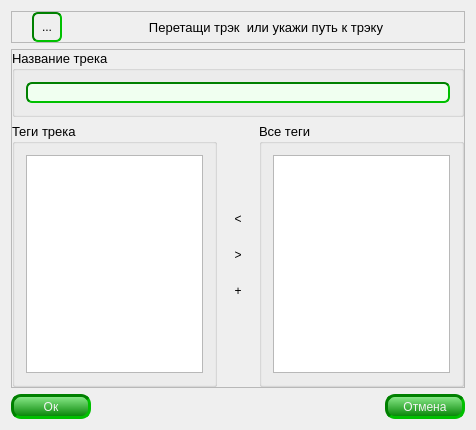
First picture: the form in TrackDialog.ui, repository AndreyGovnocoder/SoundAround_2.0, before the edit.
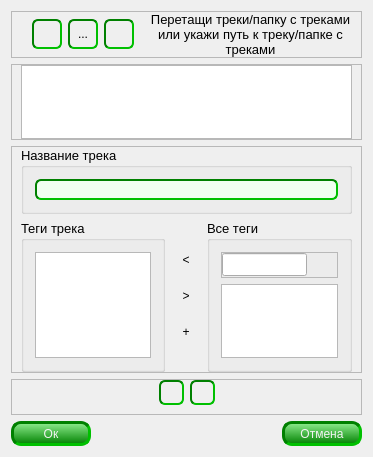
Second picture: the form after the edit. Icons and pictures are not drawn.

The edit to the form file:
```diff
--- a/TrackDialog.ui
+++ b/TrackDialog.ui
@@ -9,8 +9,8 @@
    <rect>
     <x>0</x>
     <y>0</y>
-    <width>476</width>
-    <height>430</height>
+    <width>373</width>
+    <height>457</height>
    </rect>
   </property>
   <property name="mouseTracking">
@@ -49,9 +49,6 @@
       </property>
       <item>
        <widget class="QToolButton" name="addFile_btn">
-        <property name="enabled">
-         <bool>true</bool>
-        </property>
         <property name="minimumSize">
          <size>
           <width>30</width>
@@ -99,6 +96,72 @@
  }</string>
         </property>
         <property name="text">
+         <string/>
+        </property>
+        <property name="icon">
+         <iconset resource="SoundAround.qrc">
+          <normaloff>:/SoundAround/images/addAudio32x32.png</normaloff>:/SoundAround/images/addAudio32x32.png</iconset>
+        </property>
+        <property name="iconSize">
+         <size>
+          <width>20</width>
+          <height>20</height>
+         </size>
+        </property>
+       </widget>
+      </item>
+      <item>
+       <widget class="QToolButton" name="addFiles_btn">
+        <property name="enabled">
+         <bool>true</bool>
+        </property>
+        <property name="minimumSize">
+         <size>
+          <width>30</width>
+          <height>30</height>
+         </size>
+        </property>
+        <property name="maximumSize">
+         <size>
+          <width>30</width>
+          <height>30</height>
+         </size>
+        </property>
+        <property name="acceptDrops">
+         <bool>true</bool>
+        </property>
+        <property name="toolTip">
+         <string>&lt;html&gt;&lt;head/&gt;&lt;body&gt;&lt;p&gt;&lt;span style=&quot; font-size:10pt;&quot;&gt;Указать путь к аудиофайлам&lt;/span&gt;&lt;/p&gt;&lt;/body&gt;&lt;/html&gt;</string>
+        </property>
+        <property name="styleSheet">
+         <string notr="true">QToolButton 
+{
+     border: 2px inset #8f8f91;
+	 border-color: rgb(0, 128, 0);
+     border-radius: 6px;
+     background-color: qlineargradient(x1: 0, y1: 0, x2: 0, y2: 1,
+                                       stop: 0 #f6f7fa, stop: 1 #dadbde);
+ }
+
+QToolButton:hover 
+{
+	 border-style: outset;
+}
+
+ QToolButton:pressed 
+{
+     background-color: qlineargradient(x1: 0, y1: 0, x2: 0, y2: 1,
+                                       stop: 0 #dadbde, stop: 1 #f6f7fa);
+	border-style: inset;
+ }
+
+ QToolButton:checked 
+{
+     background-color: qlineargradient(x1: 0, y1: 0, x2: 0, y2: 1,
+                                       stop: 0 #dadbde, stop: 1 #f6f7fa);
+ }</string>
+        </property>
+        <property name="text">
          <string>...</string>
         </property>
         <property name="icon">
@@ -119,6 +182,66 @@
         </property>
        </widget>
       </item>
+      <item>
+       <widget class="QToolButton" name="addFolder_btn">
+        <property name="minimumSize">
+         <size>
+          <width>30</width>
+          <height>30</height>
+         </size>
+        </property>
+        <property name="maximumSize">
+         <size>
+          <width>30</width>
+          <height>30</height>
+         </size>
+        </property>
+        <property name="toolTip">
+         <string>&lt;html&gt;&lt;head/&gt;&lt;body&gt;&lt;p&gt;&lt;span style=&quot; font-size:10pt;&quot;&gt;Указать путь к папке с аудиофайлами&lt;/span&gt;&lt;/p&gt;&lt;/body&gt;&lt;/html&gt;</string>
+        </property>
+        <property name="styleSheet">
+         <string notr="true">QToolButton 
+{
+     border: 2px inset #8f8f91;
+	 border-color: rgb(0, 128, 0);
+     border-radius: 6px;
+     background-color: qlineargradient(x1: 0, y1: 0, x2: 0, y2: 1,
+                                       stop: 0 #f6f7fa, stop: 1 #dadbde);
+ }
+
+QToolButton:hover 
+{
+	 border-style: outset;
+}
+
+ QToolButton:pressed 
+{
+     background-color: qlineargradient(x1: 0, y1: 0, x2: 0, y2: 1,
+                                       stop: 0 #dadbde, stop: 1 #f6f7fa);
+	border-style: inset;
+ }
+
+ QToolButton:checked 
+{
+     background-color: qlineargradient(x1: 0, y1: 0, x2: 0, y2: 1,
+                                       stop: 0 #dadbde, stop: 1 #f6f7fa);
+ }</string>
+        </property>
+        <property name="text">
+         <string/>
+        </property>
+        <property name="icon">
+         <iconset resource="SoundAround.qrc">
+          <normaloff>:/SoundAround/images/add-folder-32.png</normaloff>:/SoundAround/images/add-folder-32.png</iconset>
+        </property>
+        <property name="iconSize">
+         <size>
+          <width>20</width>
+          <height>20</height>
+         </size>
+        </property>
+       </widget>
+      </item>
       <item>
        <widget class="QLabel" name="head_lbl">
         <property name="enabled">
@@ -136,7 +259,7 @@
          <string notr="true"/>
         </property>
         <property name="text">
-         <string>Перетащи трэк  или укажи путь к трэку</string>
+         <string>Перетащи треки/папку с треками  или укажи путь к треку/папке с треками</string>
         </property>
         <property name="scaledContents">
          <bool>true</bool>
@@ -144,11 +267,41 @@
         <property name="alignment">
          <set>Qt::AlignCenter</set>
         </property>
+        <property name="wordWrap">
+         <bool>true</bool>
+        </property>
        </widget>
       </item>
      </layout>
     </widget>
    </item>
+   <item>
+    <widget class="QFrame" name="tracksList_frame">
+     <property name="frameShape">
+      <enum>QFrame::StyledPanel</enum>
+     </property>
+     <property name="frameShadow">
+      <enum>QFrame::Raised</enum>
+     </property>
+     <layout class="QVBoxLayout" name="verticalLayout_6">
+      <property name="leftMargin">
+       <number>9</number>
+      </property>
+      <property name="topMargin">
+       <number>0</number>
+      </property>
+      <property name="rightMargin">
+       <number>9</number>
+      </property>
+      <property name="bottomMargin">
+       <number>0</number>
+      </property>
+      <item>
+       <widget class="QListWidget" name="tracks_listWidget"/>
+      </item>
+     </layout>
+    </widget>
+   </item>
    <item>
     <widget class="QFrame" name="nameAndTags_frame">
      <property name="enabled">
@@ -162,13 +315,13 @@
      </property>
      <layout class="QVBoxLayout" name="verticalLayout_5">
       <property name="leftMargin">
-       <number>0</number>
+       <number>9</number>
       </property>
       <property name="topMargin">
        <number>0</number>
       </property>
       <property name="rightMargin">
-       <number>0</number>
+       <number>9</number>
       </property>
       <property name="bottomMargin">
        <number>0</number>
@@ -584,6 +737,101 @@
            <string>Все теги</string>
           </property>
           <layout class="QVBoxLayout" name="verticalLayout_2">
+           <item>
+            <widget class="QFrame" name="search_frame">
+             <property name="frameShape">
+              <enum>QFrame::StyledPanel</enum>
+             </property>
+             <property name="frameShadow">
+              <enum>QFrame::Raised</enum>
+             </property>
+             <layout class="QHBoxLayout" name="horizontalLayout_3">
+              <property name="leftMargin">
+               <number>0</number>
+              </property>
+              <property name="topMargin">
+               <number>0</number>
+              </property>
+              <property name="rightMargin">
+               <number>0</number>
+              </property>
+              <property name="bottomMargin">
+               <number>0</number>
+              </property>
+              <item>
+               <widget class="QLineEdit" name="search_lineEdit"/>
+              </item>
+              <item>
+               <widget class="QToolButton" name="toolButton">
+                <property name="minimumSize">
+                 <size>
+                  <width>24</width>
+                  <height>24</height>
+                 </size>
+                </property>
+                <property name="maximumSize">
+                 <size>
+                  <width>24</width>
+                  <height>24</height>
+                 </size>
+                </property>
+                <property name="toolTip">
+                 <string>&lt;html&gt;&lt;head/&gt;&lt;body&gt;&lt;p&gt;&lt;span style=&quot; font-size:10pt;&quot;&gt;Очистить поле ввода&lt;/span&gt;&lt;/p&gt;&lt;/body&gt;&lt;/html&gt;</string>
+                </property>
+                <property name="styleSheet">
+                 <string notr="true">QToolButton 
+{
+     border: 0px outset #8f8f91;
+	 border-color: rgb(0, 128, 0);
+     border-radius: 6px;
+     background-color: rgba(255, 255, 255, 0);
+     min-width: 24px;
+	 min-height: 24px;
+ }
+
+ QToolButton:pressed 
+{
+     background-color: qlineargradient(x1: 0, y1: 0, x2: 0, y2: 1,
+                                       stop: 0 rgba(218, 219, 222, 50), stop: 1 rgba(246, 247, 250, 50););
+ }
+
+ QToolButton:flat 
+{
+     border: none; 
+ }
+
+QToolButton:hover 
+{
+	 border: 1px outset #8f8f91;
+	 border-color: rgb(0, 128, 0);
+}
+
+ QToolButton:default
+ {
+      border: 0px outset #8f8f91;
+	 border-color: rgb(0, 128, 0);
+	
+	background-color: rgba(255, 255, 255, 0);
+ }</string>
+                </property>
+                <property name="text">
+                 <string/>
+                </property>
+                <property name="icon">
+                 <iconset resource="SoundAround.qrc">
+                  <normaloff>:/SoundAround/images/clean-24x24.png</normaloff>:/SoundAround/images/clean-24x24.png</iconset>
+                </property>
+                <property name="toolButtonStyle">
+                 <enum>Qt::ToolButtonFollowStyle</enum>
+                </property>
+                <property name="autoRaise">
+                 <bool>true</bool>
+                </property>
+               </widget>
+              </item>
+             </layout>
+            </widget>
+           </item>
            <item>
             <widget class="QListWidget" name="allTags_listWidget">
              <property name="enabled">
@@ -647,6 +895,180 @@
      </layout>
     </widget>
    </item>
+   <item>
+    <widget class="QFrame" name="acceptTrack_frame">
+     <property name="frameShape">
+      <enum>QFrame::StyledPanel</enum>
+     </property>
+     <property name="frameShadow">
+      <enum>QFrame::Raised</enum>
+     </property>
+     <layout class="QHBoxLayout" name="horizontalLayout_5">
+      <property name="leftMargin">
+       <number>0</number>
+      </property>
+      <property name="topMargin">
+       <number>0</number>
+      </property>
+      <property name="rightMargin">
+       <number>0</number>
+      </property>
+      <property name="bottomMargin">
+       <number>9</number>
+      </property>
+      <item>
+       <spacer name="horizontalSpacer">
+        <property name="orientation">
+         <enum>Qt::Horizontal</enum>
+        </property>
+        <property name="sizeHint" stdset="0">
+         <size>
+          <width>40</width>
+          <height>20</height>
+         </size>
+        </property>
+       </spacer>
+      </item>
+      <item>
+       <widget class="QPushButton" name="acceptTrack_btn">
+        <property name="minimumSize">
+         <size>
+          <width>25</width>
+          <height>25</height>
+         </size>
+        </property>
+        <property name="maximumSize">
+         <size>
+          <width>25</width>
+          <height>25</height>
+         </size>
+        </property>
+        <property name="toolTip">
+         <string>&lt;html&gt;&lt;head/&gt;&lt;body&gt;&lt;p&gt;&lt;span style=&quot; font-size:11pt;&quot;&gt;Подтвердить добавление трека&lt;/span&gt;&lt;/p&gt;&lt;/body&gt;&lt;/html&gt;</string>
+        </property>
+        <property name="styleSheet">
+         <string notr="true">QPushButton 
+{
+     border: 2px inset #8f8f91;
+	 border-color: rgb(0, 128, 0);
+     border-radius: 6px;
+     background-color: qlineargradient(x1: 0, y1: 0, x2: 0, y2: 1,
+                                       stop: 0 #f6f7fa, stop: 1 #dadbde);
+ }
+
+QPushButton:hover 
+{
+	 border: 2px outset #8f8f91;
+	 border-color: rgb(0, 128, 0);
+}
+
+ QPushButton:pressed 
+{
+     background-color: qlineargradient(x1: 0, y1: 0, x2: 0, y2: 1,
+                                       stop: 0 #dadbde, stop: 1 #f6f7fa);
+	border-style: inset;
+ }
+
+ QPushButton:flat 
+{
+     border: none; 
+ }
+
+ QPushButton:default
+ {
+     border-color: navy;
+ }</string>
+        </property>
+        <property name="text">
+         <string/>
+        </property>
+        <property name="icon">
+         <iconset resource="SoundAround.qrc">
+          <normaloff>:/SoundAround/images/checkmark-24.png</normaloff>:/SoundAround/images/checkmark-24.png</iconset>
+        </property>
+        <property name="autoDefault">
+         <bool>false</bool>
+        </property>
+       </widget>
+      </item>
+      <item>
+       <widget class="QPushButton" name="notAcceptTrack_btn">
+        <property name="minimumSize">
+         <size>
+          <width>25</width>
+          <height>25</height>
+         </size>
+        </property>
+        <property name="maximumSize">
+         <size>
+          <width>25</width>
+          <height>25</height>
+         </size>
+        </property>
+        <property name="toolTip">
+         <string>&lt;html&gt;&lt;head/&gt;&lt;body&gt;&lt;p&gt;&lt;span style=&quot; font-size:11pt;&quot;&gt;Отменить подтверждение&lt;/span&gt;&lt;/p&gt;&lt;/body&gt;&lt;/html&gt;</string>
+        </property>
+        <property name="styleSheet">
+         <string notr="true">QPushButton 
+{
+     border: 2px inset #8f8f91;
+	 border-color: rgb(0, 128, 0);
+     border-radius: 6px;
+     background-color: qlineargradient(x1: 0, y1: 0, x2: 0, y2: 1,
+                                       stop: 0 #f6f7fa, stop: 1 #dadbde);
+ }
+
+QPushButton:hover 
+{
+	 border: 2px outset #8f8f91;
+	 border-color: rgb(0, 128, 0);
+}
+
+ QPushButton:pressed 
+{
+     background-color: qlineargradient(x1: 0, y1: 0, x2: 0, y2: 1,
+                                       stop: 0 #dadbde, stop: 1 #f6f7fa);
+	border-style: inset;
+ }
+
+ QPushButton:flat 
+{
+     border: none; 
+ }
+
+ QPushButton:default
+ {
+     border-color: navy;
+ }</string>
+        </property>
+        <property name="text">
+         <string/>
+        </property>
+        <property name="icon">
+         <iconset resource="SoundAround.qrc">
+          <normaloff>:/SoundAround/images/ban-24.png</normaloff>:/SoundAround/images/ban-24.png</iconset>
+        </property>
+        <property name="autoDefault">
+         <bool>false</bool>
+        </property>
+       </widget>
+      </item>
+      <item>
+       <spacer name="horizontalSpacer_3">
+        <property name="orientation">
+         <enum>Qt::Horizontal</enum>
+        </property>
+        <property name="sizeHint" stdset="0">
+         <size>
+          <width>40</width>
+          <height>20</height>
+         </size>
+        </property>
+       </spacer>
+      </item>
+     </layout>
+    </widget>
+   </item>
    <item>
     <layout class="QHBoxLayout" name="horizontalLayout_4">
      <item>
```
Left out of the diff: 230 changed lines with no effect on the pictures.
